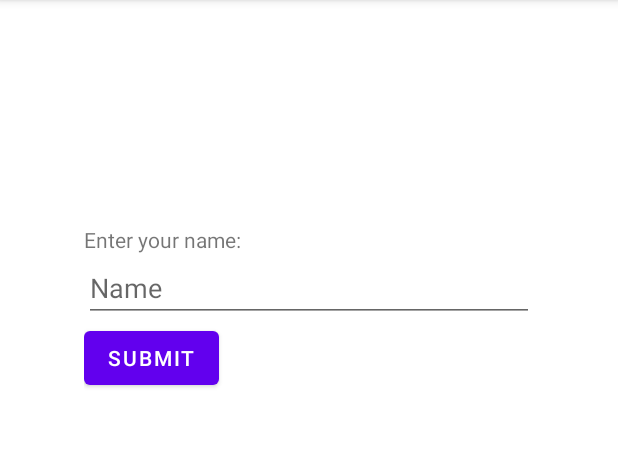
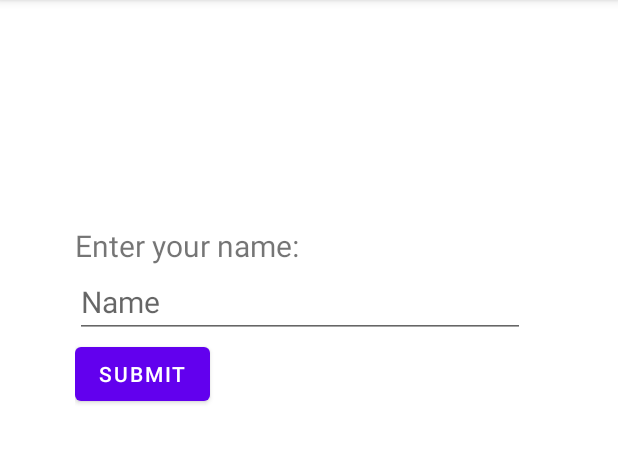
Before and after one commit to hchung04/2340FroggerGame, an Android app: the screen it shows after launch (MainActivity), after a tap on "START", on a phone screen of 412 x 824 dp, the part 84-547 px from its top. Run offline under Robolectric (Android 15) with nearby library versions, the phone set to English and light mode, and no system bars.

Commit message:
Increased size of configuration screen content

```diff
--- a/app/src/main/java/com/example/myapplication/ConfigurationScreen.java
+++ b/app/src/main/java/com/example/myapplication/ConfigurationScreen.java
@@ -3,12 +3,24 @@ package com.example.myapplication;
 import androidx.appcompat.app.AppCompatActivity;
 
 import android.os.Bundle;
+import android.widget.Button;
+import android.widget.EditText;
 
 public class ConfigurationScreen extends AppCompatActivity {
+
+    String name;
+
+    EditText nameInput;
+    Button button;
 
     @Override
     protected void onCreate(Bundle savedInstanceState) {
         super.onCreate(savedInstanceState);
-        setContentView(R.layout.activity_game_screen);
+        setContentView(R.layout.activity_configuration_screen);
+
+        nameInput = (EditText) findViewById(R.id.nameInput);
+
+
     }
+
 }
--- a/app/src/main/res/layout/activity_configuration_screen.xml
+++ b/app/src/main/res/layout/activity_configuration_screen.xml
@@ -7,30 +7,35 @@
     tools:context=".ConfigurationScreen">
 
     <LinearLayout
+        android:id="@+id/linearLayout"
         android:layout_width="wrap_content"
         android:layout_height="wrap_content"
+        android:layout_alignParentStart="true"
         android:layout_alignParentTop="true"
-        android:layout_centerHorizontal="true"
+        android:layout_gravity="center"
+        android:layout_marginHorizontal="50dp"
+        android:layout_marginStart="50dp"
         android:layout_marginTop="150dp"
-        android:layout_marginHorizontal="50dp"
-        android:orientation="vertical"
-        android:layout_gravity="center"
-        android:id="@+id/linearLayout">
+        android:minWidth="48dp"
+        android:minHeight="48dp"
+        android:orientation="vertical">
 
         <TextView
-            android:id="@+id/textView5"
+            android:id="@+id/textView"
             android:layout_width="300dp"
             android:layout_height="match_parent"
             android:orientation="vertical"
-            android:text="Enter your name:" />
+            android:text="Enter your name:"
+            android:textSize="20sp" />
 
         <EditText
-            android:id="@+id/editPersonName"
+            android:id="@+id/nameInput"
             android:layout_width="match_parent"
             android:layout_height="match_parent"
             android:ems="10"
             android:hint="Name"
             android:inputType="textPersonName"
+            android:textSize="20sp"
             android:visibility="visible" />
 
         <Button
```
